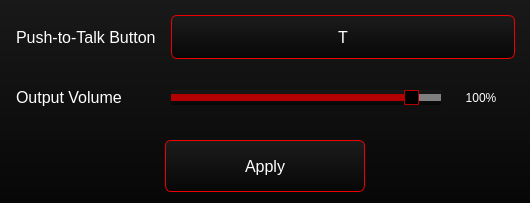
Old version of the form src/View/SettingsWindow/settingswindow.ui in the repository Flone-dnb/Silent.
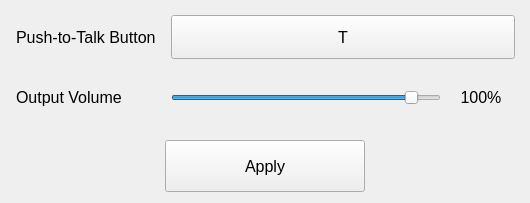
New version of the form.

Patch:
```diff
--- a/src/View/SettingsWindow/settingswindow.ui
+++ b/src/View/SettingsWindow/settingswindow.ui
@@ -20,8 +20,7 @@
    <string>Settings</string>
   </property>
   <property name="styleSheet">
-   <string notr="true">background-color: qlineargradient(spread:pad, x1:0.5, y1:1, x2:0.5, y2:0, stop:0 rgba(7, 7, 7, 255), stop:1 rgba(25, 25, 25, 255));
-color: white;</string>
+   <string notr="true"/>
   </property>
   <widget class="QWidget" name="centralwidget">
    <layout class="QVBoxLayout" name="verticalLayout_2" stretch="70,30">
@@ -62,7 +61,7 @@
            </font>
           </property>
           <property name="styleSheet">
-           <string notr="true">background-color: rgba(255, 255, 255, 0);</string>
+           <string notr="true"/>
           </property>
           <property name="text">
            <string>Push-to-Talk Button</string>
@@ -78,7 +77,7 @@
            </font>
           </property>
           <property name="styleSheet">
-           <string notr="true">background-color: rgba(255, 255, 255, 0);</string>
+           <string notr="true"/>
           </property>
           <property name="text">
            <string>Output Volume</string>
@@ -124,26 +123,7 @@
              </font>
             </property>
             <property name="styleSheet">
-             <string notr="true">QPushButton
-{
-	background-color: qlineargradient(spread:pad, x1:0.5, y1:1, x2:0.5, y2:0, stop:0 rgba(7, 7, 7, 255), stop:1 rgba(28, 28, 28, 255));
-	border: 1px solid rgb(240, 0, 0);
-	border-radius: 6px;
-	color: white;
-}
-
-QPushButton:disabled
-{
-	background-color: qlineargradient(spread:pad, x1:0.5, y1:1, x2:0.5, y2:0, stop:0 rgba(4, 4, 4, 200), stop:1 rgba(29, 29, 29, 230));
-	border: 1px solid darkred;
-	color: rgb(50, 50, 50);
-}
-
-QPushButton:hover
-{
-	background-color: qlineargradient(spread:pad, x1:0.5, y1:1, x2:0.5, y2:0, stop:0 rgba(37, 37, 37, 255), stop:1 rgba(58, 58, 58, 255));
-	border: 1px solid white;
-}</string>
+             <string notr="true"/>
             </property>
             <property name="text">
              <string>T</string>
@@ -157,37 +137,7 @@
           <item>
            <widget class="QSlider" name="horizontalSlider_volume">
             <property name="styleSheet">
-             <string notr="true">QSlider::handle
-{
-	background-color: black;
-	border: 1px solid rgb(179, 0, 0);
-}
-
-QSlider::add-page 
-{
-    background: gray;
-}
-
-QSlider::sub-page
- {
-    background: rgb(179, 0, 0);
-}
-
-QSlider::handle:disabled
-{
-	background-color: rgb(59, 59, 59);
-	border: 1px solid gray;
-}
-
-QSlider::add-page:disabled 
-{
-    background: gray;
-}
-
-QSlider::sub-page:disabled
-{
-    background: gray;
-}</string>
+             <string notr="true"/>
             </property>
             <property name="minimum">
              <number>0</number>
@@ -209,7 +159,7 @@
           <item>
            <widget class="QLabel" name="label_4">
             <property name="styleSheet">
-             <string notr="true">background-color: transparent;</string>
+             <string notr="true"/>
             </property>
             <property name="text">
              <string>100%</string>
@@ -261,26 +211,7 @@
          </font>
         </property>
         <property name="styleSheet">
-         <string notr="true">QPushButton
-{
-	background-color: qlineargradient(spread:pad, x1:0.5, y1:1, x2:0.5, y2:0, stop:0 rgba(7, 7, 7, 255), stop:1 rgba(28, 28, 28, 255));
-	border: 1px solid rgb(240, 0, 0);
-	border-radius: 6px;
-	color: white;
-}
-
-QPushButton:disabled
-{
-	background-color: qlineargradient(spread:pad, x1:0.5, y1:1, x2:0.5, y2:0, stop:0 rgba(4, 4, 4, 200), stop:1 rgba(29, 29, 29, 230));
-	border: 1px solid darkred;
-	color: rgb(50, 50, 50);
-}
-
-QPushButton:hover
-{
-	background-color: qlineargradient(spread:pad, x1:0.5, y1:1, x2:0.5, y2:0, stop:0 rgba(37, 37, 37, 255), stop:1 rgba(58, 58, 58, 255));
-	border: 1px solid white;
-}</string>
+         <string notr="true"/>
         </property>
         <property name="text">
          <string>Apply</string>
```
